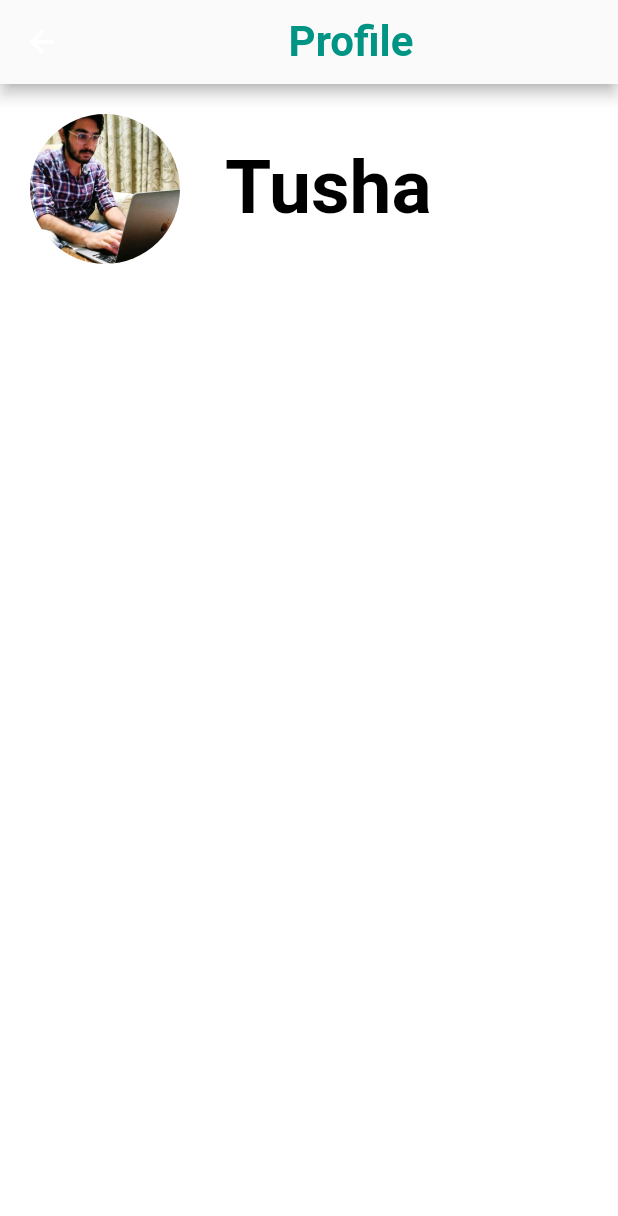
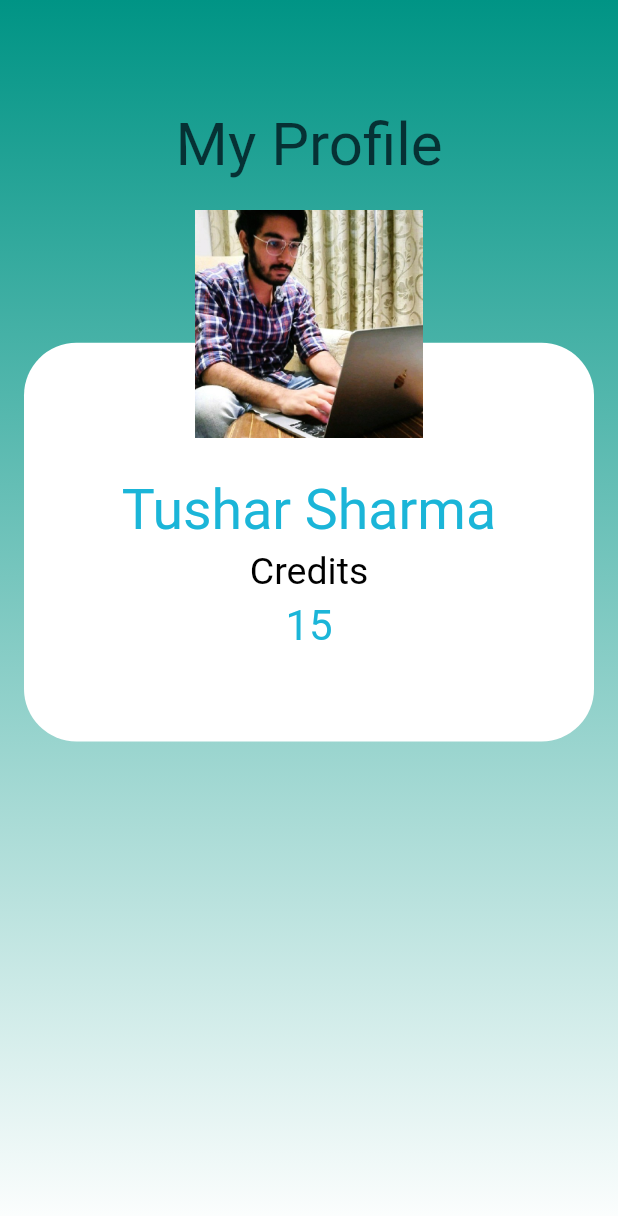
Before and after one commit to AdityaKulshrestha/ecell_nitb_hack2k23__hashes, a Flutter app: the Reward_page screen opened directly, on a phone screen of 412 x 824 dp. Shown: the top 1216 px of the screen. Run offline on Flutter 3.47's test engine with Material 2 defaults, Android fonts, the phone set to English and light mode, and no system bars; our stand-ins replace cloud_firestore, firebase_auth, firebase_core, flutter_map, flutter_vector_icons, get and 1 more; missing offline and left inert: dialog_flowtter; accounts and stored records are empty; Roboto replaces fonts that are missing (Nunito).

Commit message:
fifth commit

```diff
--- a/lib/reward_page.dart
+++ b/lib/reward_page.dart
@@ -1,8 +1,7 @@
-import 'dart:html';
-
 import 'package:flutter/material.dart';
 import 'package:flutter/src/widgets/container.dart';
 import 'package:flutter/src/widgets/framework.dart';
+import 'package:flutter_vector_icons/flutter_vector_icons.dart';
 
 class Reward_page extends StatefulWidget {
   const Reward_page({super.key});
@@ -14,58 +13,156 @@ class Reward_page extends StatefulWidget {
 class _Reward_pageState extends State<Reward_page> {
   @override
   Widget build(BuildContext context) {
-    return Scaffold(
-      backgroundColor: Colors.white,
-      appBar: AppBar(
-        backgroundColor: Theme.of(context).scaffoldBackgroundColor,
-        title: const Center(
-          child: Text(
-            'Profile',
-            style: TextStyle(
-                fontSize: 28,
-                fontWeight: FontWeight.bold,
-                color: Color.fromARGB(255, 0, 148, 133)),
+    double width = MediaQuery.of(context).size.width;
+    double height = MediaQuery.of(context).size.height;
+    return Stack(
+      fit: StackFit.expand,
+      children: [
+        Container(
+          decoration: const BoxDecoration(
+            gradient: LinearGradient(
+              colors: [
+                Colors.white,
+                Color.fromARGB(255, 0, 148, 133),
+              ],
+              begin: FractionalOffset.bottomCenter,
+              end: FractionalOffset.topCenter,
             ),
           ),
         ),
-      body: Column(
+        Scaffold(
+          backgroundColor: Colors.transparent,
+          body: SingleChildScrollView(
+            physics: const BouncingScrollPhysics(),
+            child: Padding(
+              padding: const EdgeInsets.symmetric(horizontal: 16, vertical: 73),
+              child: Column(
                 children: [
-          Row(
-            children: [
-              Container(
-                width: 100,
-                height: 100,
-                margin: const EdgeInsets.only(left: 20, top: 20),
-                decoration: const BoxDecoration(
-                  shape: BoxShape.circle,
-                  image: DecorationImage(
-                      image: AssetImage('img/images/tushar.jpg'),
-                      fit: BoxFit.fill),
+                  const Text(
+                    'My Profile',
+                    textAlign: TextAlign.center,
+                    style: TextStyle(
+                      color: Color.fromARGB(255, 6, 49, 52),
+                      fontSize: 40,
                     ),
                   ),
                   const SizedBox(
-                width: 10,
+                    height: 20,
                   ),
+                  Container(
+                    height: height * 0.43,
+                    child: LayoutBuilder(
+                      builder: (context, constraints) {
+                        double innerHeight = constraints.maxHeight;
+                        double innerWidth = constraints.maxWidth;
+                        return Stack(
+                          fit: StackFit.expand,
+                          children: [
+                            Positioned(
+                              bottom: 0,
+                              left: 0,
+                              right: 0,
+                              child: Container(
+                                height: innerHeight * 0.75,
+                                width: innerWidth,
+                                decoration: BoxDecoration(
+                                  borderRadius: BorderRadius.circular(35),
+                                  color: Colors.white,
+                                ),
+                                child: Column(
+                                  children: [
+                                    const SizedBox(
+                                      height: 90,
+                                    ),
+                                    const Text(
+                                      'Tushar Sharma',
+                                      style: TextStyle(
+                                        color: Color.fromRGBO(27, 181, 216, 1),
+                                        fontFamily: 'Nunito',
+                                        fontSize: 37,
+                                      ),
+                                    ),
+                                    const SizedBox(
+                                      height: 5,
+                                    ),
+                                    Row(
+                                      mainAxisAlignment:
+                                          MainAxisAlignment.center,
+                                      children: [
                                         Column(
-                children: [
-                  Container(
-                    width: 150,
-                    height: 60,
-                    margin: const EdgeInsets.only(left: 20, top: 20),
-                    child: const Text(
-                      "Tushar Sharma",
+                                          children: const [
+                                            Center(
+                                              child: Text(
+                                                'Credits',
                                                 style: TextStyle(
-                          fontSize: 50,
-                          fontWeight: FontWeight.bold,
-                          color: Colors.black),
+                                                  color: Color.fromARGB(
+                                                      255, 0, 0, 0),
+                                                  fontFamily: 'Nunito',
+                                                  fontSize: 25,
                                                 ),
+                                              ),
+                                            ),
+                                            SizedBox(
+                                              height: 5,
+                                            ),
+                                            Center(
+                                              child: Text(
+                                                '15',
+                                                style: TextStyle(
+                                                  color: Color.fromRGBO(
+                                                      27, 181, 216, 1),
+                                                  fontFamily: 'Nunito',
+                                                  fontSize: 28,
+                                                ),
+                                              ),
+                                            ),
+                                          ],
                                         ),
                                       ],
                                     )
                                   ],
+                                ),
+                              ),
+                            ),
+                            Positioned(
+                              top: 0,
+                              left: 0,
+                              right: 0,
+                              child: Center(
+                                child: Container(
+
+                                  // decoration: BoxDecoration(
+                                  //     image: DecorationImage(
+                                  //         image: AssetImage(
+                                  //             'img/images/tushar.jpg')),
+                                  //     shape: BoxShape.circle,
+                                  //     boxShadow: [
+                                  //       BoxShadow(
+                                  //           color: Color.fromARGB(
+                                  //               255, 0, 148, 133))
+                                  //     ]),
+                                  child: Image.asset(
+                                    'img/images/tushar.jpg',
+                                    width: innerWidth * 0.40,
+                                    fit: BoxFit.fill,
+
+
+                                  ),
+
+                                ),
+                              ),
+                            ),
+                          ],
+                        );
+                      },
+                    ),
+                  ),
+                ],
+              ),
+            ),
+          ),
         )
       ],
-      ),
     );
   }
 }
--- a/pubspec.yaml
+++ b/pubspec.yaml
@@ -43,6 +43,7 @@ dependencies:
   flutter_map: ^0.12.0
   latlong: ^0.6.1
   http: ^0.13.5
+  flutter_vector_icons: ^2.0.0
 
 dev_dependencies:
   flutter_test:
```
Also changed, not shown: pubspec.lock. Lines whose indentation alone changed are shown as unchanged.
